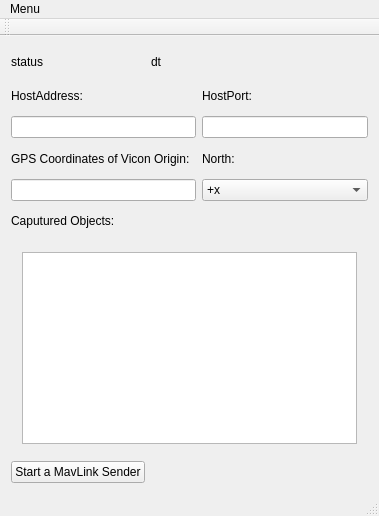
bo-rc/ViconMAVLink, file StationWindow.ui: the form before one commit.
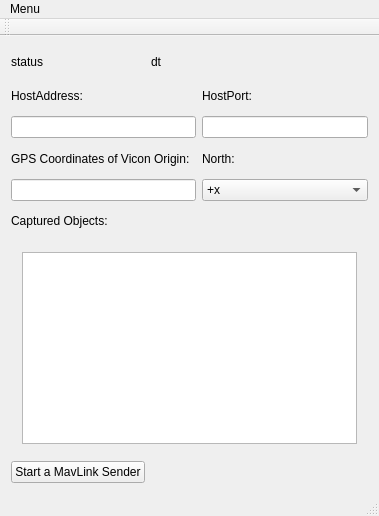
The form after the commit.

```diff
--- a/StationWindow.ui
+++ b/StationWindow.ui
@@ -48,7 +48,7 @@
     <item row="7" column="0">
      <widget class="QLabel" name="label_2">
       <property name="text">
-       <string>Caputured Objects:</string>
+       <string>Captured Objects:</string>
       </property>
      </widget>
     </item>
```
